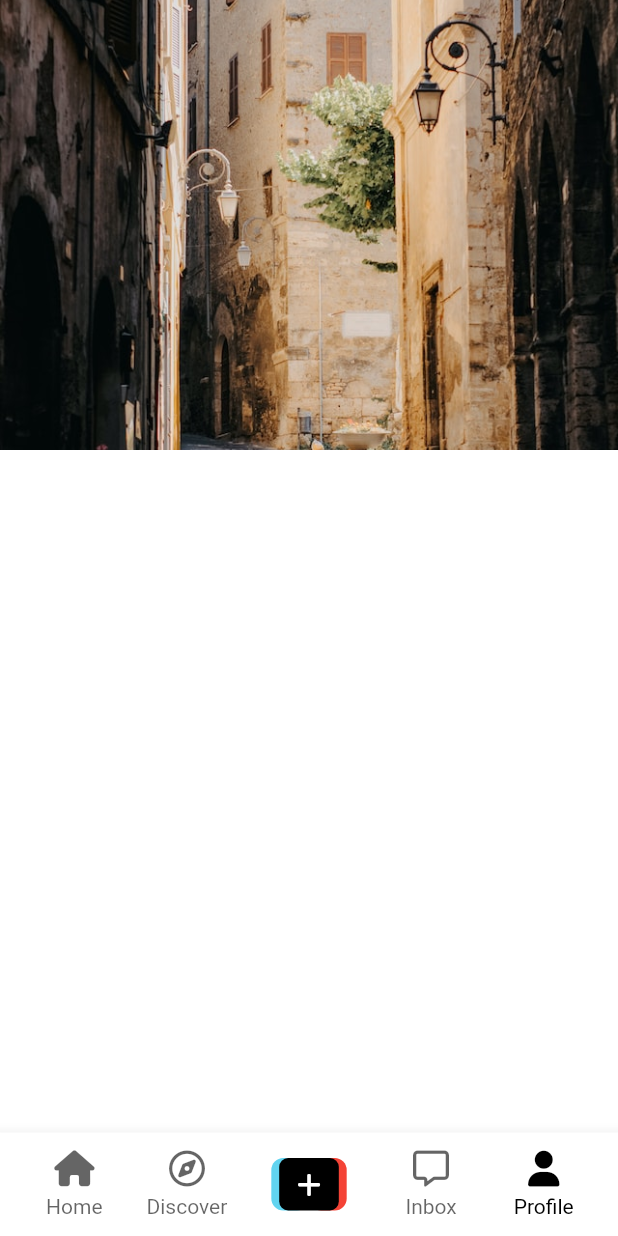
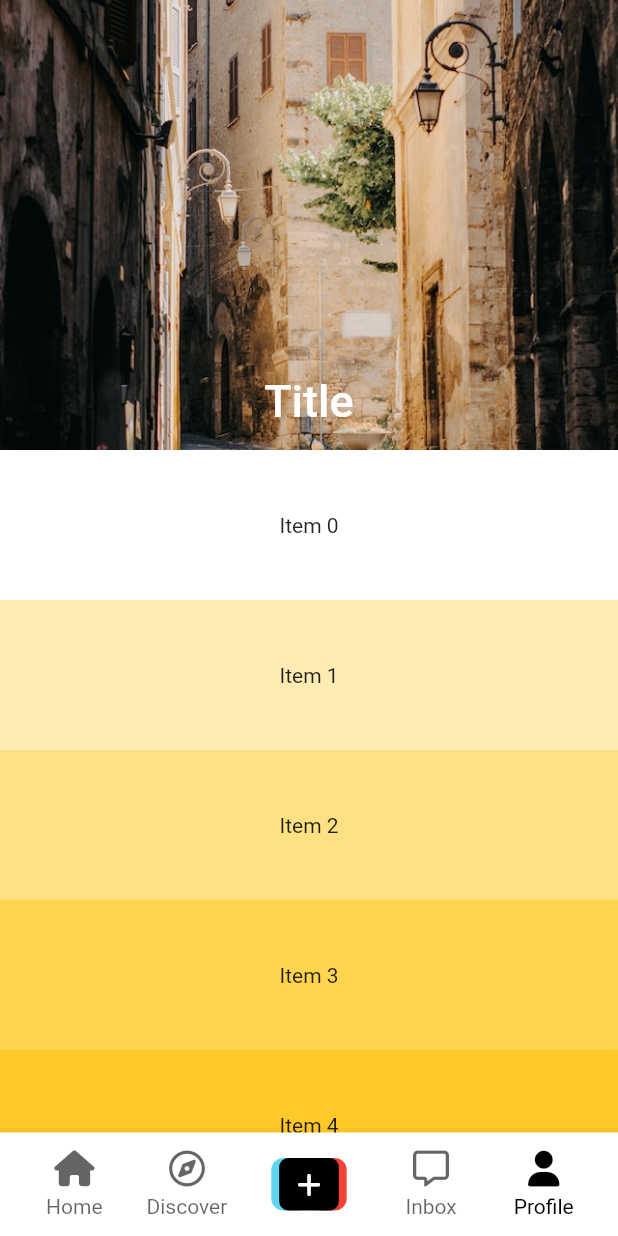
Before and after one commit to Mun-cloud/tictok_clone, a Flutter app: the screen it shows after launch, on a phone screen of 412 x 824 dp. Run offline on Flutter 3.47's test engine with Material 2 defaults, Android fonts, the phone set to English and light mode, and no system bars; our stand-ins replace font_awesome_flutter, video_player, visibility_detector; network calls fail.

Commit message:
SliverGrid

```diff
--- a/lib/features/users/user_profile_screen.dart
+++ b/lib/features/users/user_profile_screen.dart
@@ -1,4 +1,5 @@
 import 'package:flutter/material.dart';
+import 'package:tictok_clone/constants/sizes.dart';
 
 class UserProfileScreen extends StatefulWidget {
   const UserProfileScreen({super.key});
@@ -14,13 +15,18 @@ class _UserProfileScreenState extends State<UserProfileScreen> {
       physics: const BouncingScrollPhysics(),
       slivers: [
         SliverAppBar(
-          floating: true,
-          stretch: true,
+          snap: true, // 최소한의 움직임만으로 floating 효과 적용 유무(floating: true 필수)
+          floating: true, // 위치 상관 없이 상단 스크롤 시 appbar표시 유무
+          pinned: false, // 최소높이 유지
+          stretch: true, // 최상단 이상으로 스크롤 다운시 strecth 여부
           backgroundColor: Colors.teal,
-          collapsedHeight: 80,
-          expandedHeight: 300,
+          collapsedHeight: 120, // silver 동작 시작 높이(최소 높이)
+          expandedHeight: 300, // 최대 높이
           flexibleSpace: FlexibleSpaceBar(
+            centerTitle: true, // 타이틀 위치
+            title: const Text("Title"), // 타이틀이 배경과 같이 움직임 (appbar에 포함되지 않음)
             stretchModes: const [
+              // 최상단 이상으로 스크롤 다운시 stretch 효과 종류
               StretchMode.blurBackground,
               StretchMode.zoomBackground,
             ],
@@ -29,6 +35,37 @@ class _UserProfileScreenState extends State<UserProfileScreen> {
               fit: BoxFit.cover,
             ),
           ),
+        ),
+        SliverFixedExtentList(
+          delegate: SliverChildBuilderDelegate(
+            childCount: 50,
+            (context, index) => Container(
+              color: Colors.amber[100 * (index % 9)],
+              child: Align(
+                alignment: Alignment.center,
+                child: Text("Item $index"),
+              ),
+            ),
+          ),
+          itemExtent: 100,
+        ),
+        SliverGrid(
+          delegate: SliverChildBuilderDelegate(
+            childCount: 50,
+            (context, index) => Container(
+              color: Colors.blue[100 * (index % 9)],
+              child: Align(
+                alignment: Alignment.center,
+                child: Text("Item $index"),
+              ),
+            ),
+          ),
+          gridDelegate: const SliverGridDelegateWithMaxCrossAxisExtent(
+            maxCrossAxisExtent: 100,
+            childAspectRatio: 1,
+            crossAxisSpacing: Sizes.size20,
+            mainAxisSpacing: Sizes.size20,
+          ),
         )
       ],
     );
```
